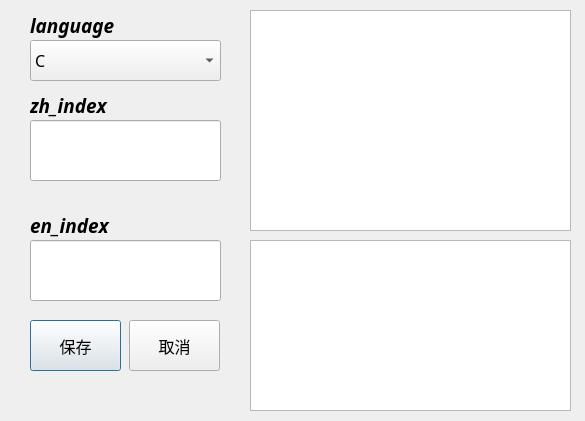
chenphxx/slash-learn, file app/new_data_dialog.ui: the form before one commit.
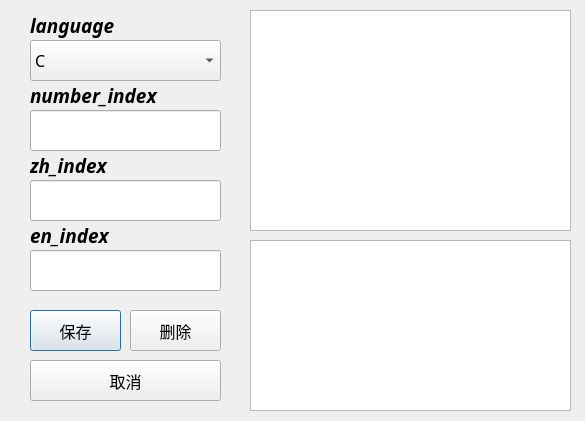
The form after the commit.

Diff of the .ui file:
```diff
--- a/app/new_data_dialog.ui
+++ b/app/new_data_dialog.ui
@@ -17,9 +17,9 @@
    <property name="geometry">
     <rect>
      <x>30</x>
-     <y>320</y>
+     <y>310</y>
      <width>91</width>
-     <height>51</height>
+     <height>41</height>
     </rect>
    </property>
    <property name="font">
@@ -36,10 +36,10 @@
   <widget class="QPushButton" name="new_data_cancel">
    <property name="geometry">
     <rect>
-     <x>129</x>
-     <y>320</y>
-     <width>91</width>
-     <height>51</height>
+     <x>30</x>
+     <y>360</y>
+     <width>191</width>
+     <height>41</height>
     </rect>
    </property>
    <property name="font">
@@ -95,9 +95,9 @@
    <property name="geometry">
     <rect>
      <x>30</x>
-     <y>120</y>
+     <y>180</y>
      <width>191</width>
-     <height>61</height>
+     <height>41</height>
     </rect>
    </property>
    <property name="font">
@@ -111,9 +111,9 @@
    <property name="geometry">
     <rect>
      <x>30</x>
-     <y>240</y>
+     <y>250</y>
      <width>191</width>
-     <height>61</height>
+     <height>41</height>
     </rect>
    </property>
    <property name="font">
@@ -127,7 +127,7 @@
    <property name="geometry">
     <rect>
      <x>30</x>
-     <y>90</y>
+     <y>150</y>
      <width>101</width>
      <height>31</height>
     </rect>
@@ -146,7 +146,7 @@
    <property name="geometry">
     <rect>
      <x>30</x>
-     <y>210</y>
+     <y>220</y>
      <width>101</width>
      <height>31</height>
     </rect>
@@ -251,6 +251,61 @@
     <string>&lt;html&gt;&lt;head/&gt;&lt;body&gt;&lt;p&gt;&lt;span style=&quot; font-weight:700; font-style:italic;&quot;&gt;language&lt;/span&gt;&lt;/p&gt;&lt;/body&gt;&lt;/html&gt;</string>
    </property>
   </widget>
+  <widget class="QPushButton" name="new_data_delete">
+   <property name="geometry">
+    <rect>
+     <x>130</x>
+     <y>310</y>
+     <width>91</width>
+     <height>41</height>
+    </rect>
+   </property>
+   <property name="font">
+    <font>
+     <family>微软雅黑</family>
+     <pointsize>12</pointsize>
+     <bold>false</bold>
+    </font>
+   </property>
+   <property name="text">
+    <string>删除</string>
+   </property>
+  </widget>
+  <widget class="QLabel" name="label_4">
+   <property name="geometry">
+    <rect>
+     <x>30</x>
+     <y>80</y>
+     <width>141</width>
+     <height>31</height>
+    </rect>
+   </property>
+   <property name="font">
+    <font>
+     <family>Cascadia Code</family>
+     <pointsize>14</pointsize>
+    </font>
+   </property>
+   <property name="text">
+    <string>&lt;html&gt;&lt;head/&gt;&lt;body&gt;&lt;p&gt;&lt;span style=&quot; font-weight:700; font-style:italic;&quot;&gt;number_index&lt;/span&gt;&lt;/p&gt;&lt;/body&gt;&lt;/html&gt;</string>
+   </property>
+  </widget>
+  <widget class="QLineEdit" name="new_data_number_index">
+   <property name="geometry">
+    <rect>
+     <x>30</x>
+     <y>110</y>
+     <width>191</width>
+     <height>41</height>
+    </rect>
+   </property>
+   <property name="font">
+    <font>
+     <family>Cascadia Code</family>
+     <pointsize>12</pointsize>
+    </font>
+   </property>
+  </widget>
  </widget>
  <tabstops>
   <tabstop>new_data_zh_index</tabstop>
```
Left out of the diff: 3 changed lines with no effect on the pictures.
